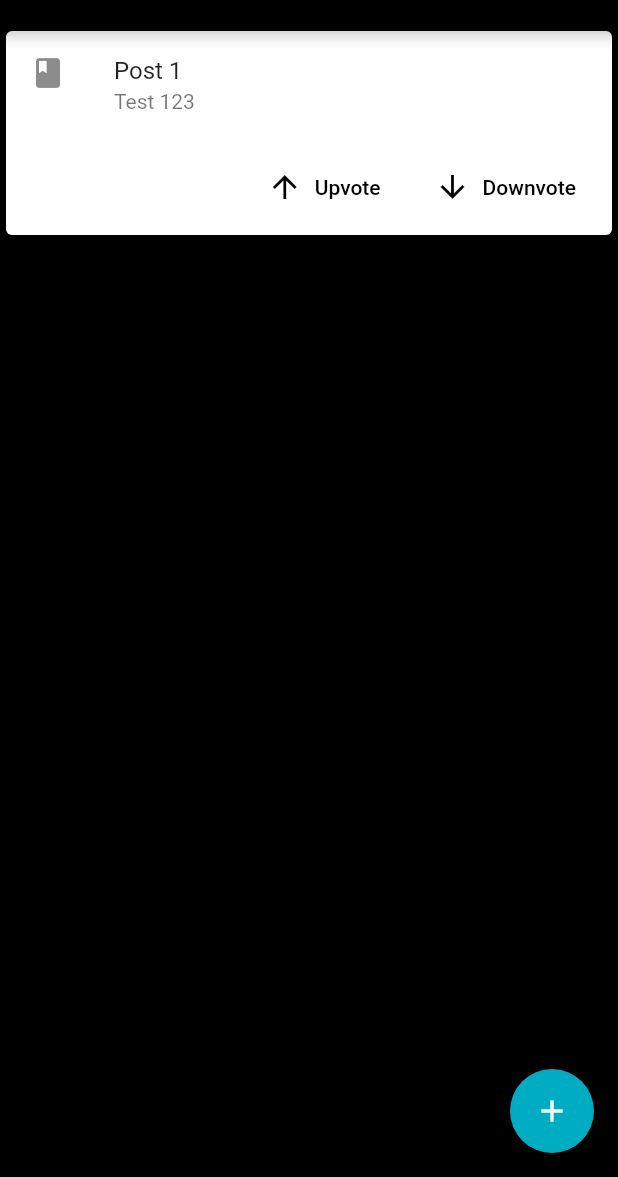
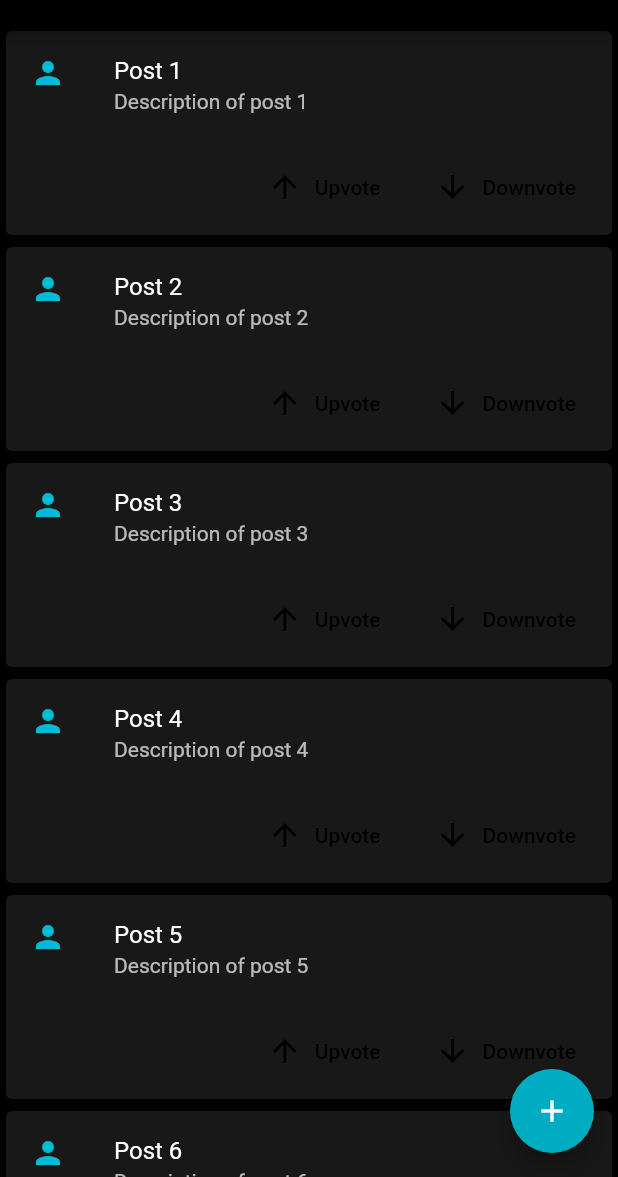
Before and after one commit to v16s/flutter_experiment, a Flutter app: the screen it shows after launch, on a phone screen of 412 x 824 dp, the part 59-1236 px from its top. Run offline on Flutter 3.47's test engine with Material 2 defaults, Android fonts, the phone set to English and light mode, and no system bars; Roboto replaces fonts that are missing (Montserrat, Roboto Mono).

Commit message:
add a list of cards

```diff
--- a/lib/card.dart
+++ b/lib/card.dart
@@ -1,7 +1,8 @@
 import 'package:flutter/material.dart';
 
 class PostCard extends StatelessWidget {
-  PostCard({Key key, this.title, this.description}) : super(key: key);
+  PostCard({Key key, this.title, this.description, this.icon})
+      : super(key: key);
 
   // This widget is the home page of your application. It is stateful, meaning
   // that it has a State object (defined below) that contains fields that affect
@@ -11,6 +12,7 @@ class PostCard extends StatelessWidget {
   // case the title) provided by the parent (in this case the App widget) and
   // used by the build method of the State. Fields in a Widget subclass are
   // always marked "final".
+  final Icon icon;
   final String description;
   final String title;
 
@@ -23,12 +25,19 @@ class PostCard extends StatelessWidget {
     // fast, so that you can just rebuild anything that needs updating rather
     // than having to individually change instances of widgets.
     return Card(
+      color: Color.fromARGB(255, 24, 24, 24),
       child: Column(
         children: <Widget>[
           ListTile(
-            leading: Icon(Icons.book),
-            title: Text(title),
-            subtitle: Text(description),
+            leading: icon,
+            title: Text(
+              title,
+              style: TextStyle(color: Colors.white),
+            ),
+            subtitle: Text(
+              description,
+              style: TextStyle(color: Colors.white70),
+            ),
           ),
           ButtonTheme.bar(
             child: ButtonBar(
--- a/lib/main.dart
+++ b/lib/main.dart
@@ -48,19 +48,20 @@ class MyHomePage extends StatefulWidget {
   _MyHomePageState createState() => _MyHomePageState();
 }
 
+class Post {
+  Post({Key key, this.title, this.description, this.icon});
+  String title, description;
+  Icon icon;
+}
+
 class _MyHomePageState extends State<MyHomePage> {
-  int _counter = 0;
-
-  void _incrementCounter() {
-    setState(() {
-      // This call to setState tells the Flutter framework that something has
-      // changed in this State, which causes it to rerun the build method below
-      // so that the display can reflect the updated values. If we changed
-      // _counter without calling setState(), then the build method would not be
-      // called again, and so nothing would appear to happen.
-      _counter++;
-    });
-  }
+  var posts = [1, 2, 3, 4, 5, 6, 7].map((number) => Post(
+      title: "Post ${number.toString()}",
+      description: "Description of post ${number.toString()}",
+      icon: Icon(
+        Icons.person,
+        color: Colors.cyan,
+      )));
 
   @override
   Widget build(BuildContext context) {
@@ -79,7 +80,7 @@ class _MyHomePageState extends State<MyHomePage> {
       body: Center(
         // Center is a layout widget. It takes a single child and positions it
         // in the middle of the parent.
-        child: Column(
+        child: ListView(
           // Column is also layout widget. It takes a list of children and
           // arranges them vertically. By default, it sizes itself to fit its
           // children horizontally, and tries to be as tall as its parent.
@@ -94,17 +95,16 @@ class _MyHomePageState extends State<MyHomePage> {
           // center the children vertically; the main axis here is the vertical
           // axis because Columns are vertical (the cross axis would be
           // horizontal).
-          mainAxisAlignment: MainAxisAlignment.start,
-          children: <Widget>[
-            PostCard(
-              title: 'Post 1',
-              description: 'Test 123',
-            )
-          ],
+          children: posts
+              .map((post) => PostCard(
+                    title: post.title,
+                    description: post.description,
+                    icon: post.icon,
+                  ))
+              .toList(),
         ),
       ),
       floatingActionButton: FloatingActionButton(
-        onPressed: _incrementCounter,
         tooltip: 'New Post',
         child: Icon(Icons.add),
       ), // This trailing comma makes auto-formatting nicer for build methods.
```
